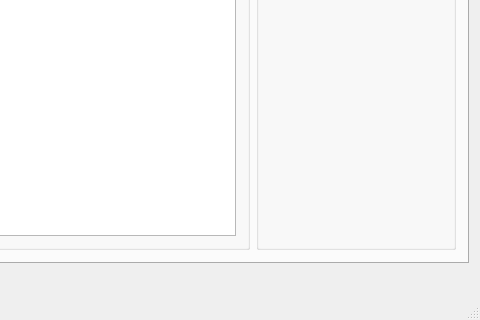
This is src/ui/mainwindow.ui in savelev-a/1cPrintServer as Qt 5 draws it before an edit; both pictures show x 192 to 672 and y 164 to 484 of the 672 by 484 pixel window. The edited form follows.
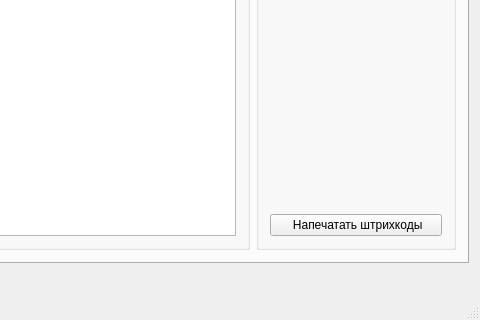
This is the edited form. Icons and pictures are not drawn.

Commit message: printAllBarcodes button added

```diff
--- a/src/ui/mainwindow.ui
+++ b/src/ui/mainwindow.ui
@@ -162,6 +162,17 @@
              </property>
             </spacer>
            </item>
+           <item row="6" column="0" colspan="2">
+            <widget class="QPushButton" name="printAllBarcodesButton">
+             <property name="text">
+              <string> Напечатать штрихкоды</string>
+             </property>
+             <property name="icon">
+              <iconset resource="../../res.qrc">
+               <normaloff>:/res/img/barcode.png</normaloff>:/res/img/barcode.png</iconset>
+             </property>
+            </widget>
+           </item>
           </layout>
          </widget>
         </item>
```
Left out of the diff: 20 changed lines with no effect on the pictures. The commit also changes 9 other files.
